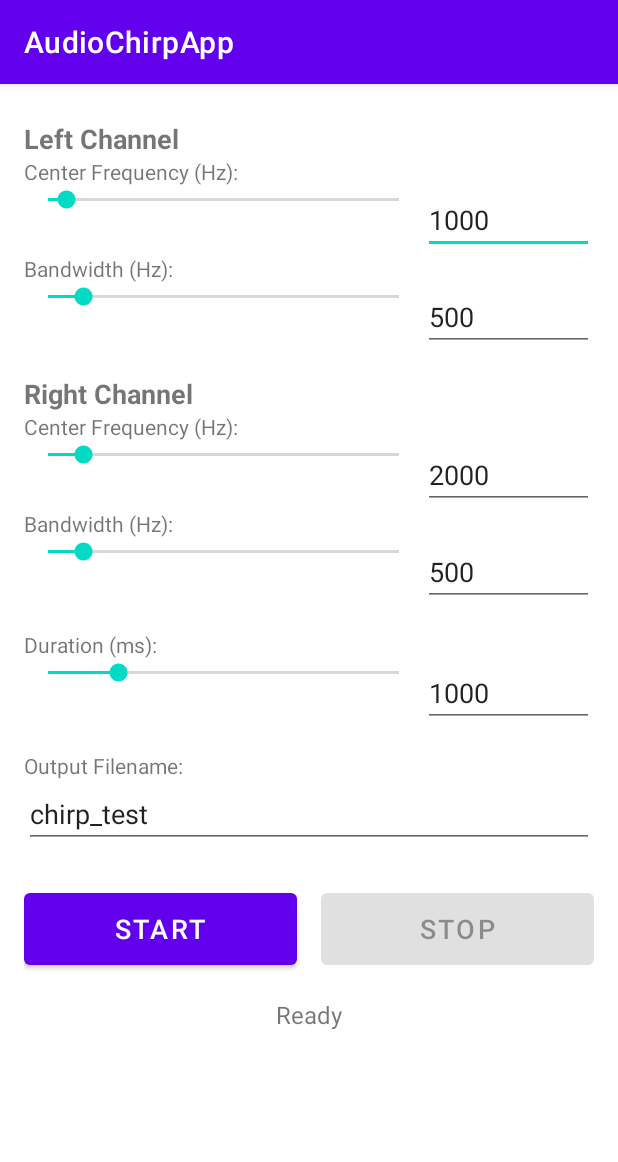
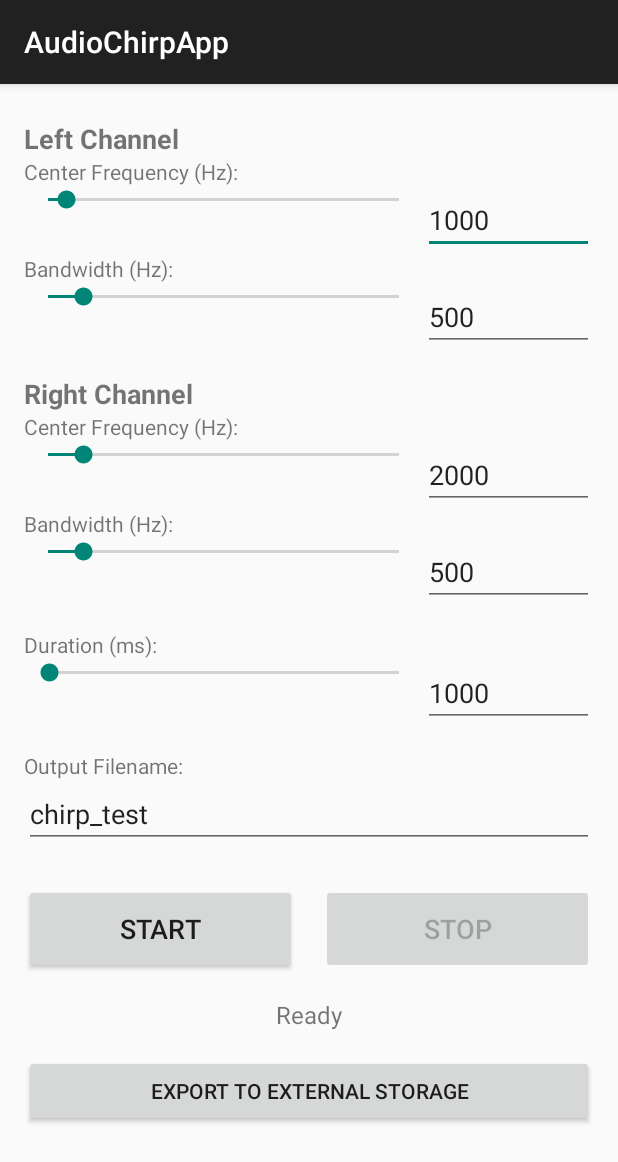
Before and after one commit to tanmay-1srivastava/diet_monitoring, an Android app: the screen it shows after launch (MainActivity), after a tap on "START", on a phone screen of 412 x 824 dp. Shown: the top 1162 px of the screen. Run offline under Robolectric (Android 15) with nearby library versions, the phone set to English and light mode, and no system bars.

Commit message:
added save button and sync files

```diff
--- a/app/src/main/java/com/example/audiochirpapp/AudioPlayer.java
+++ b/app/src/main/java/com/example/audiochirpapp/AudioPlayer.java
@@ -13,6 +13,16 @@
     private static final int SAMPLE_RATE = 44100; // 44.1kHz
     private AudioTrack audioTrack;
     private boolean isPlaying = false;
+    private DataManager dataManager;
+
+    /**
+     * Sets the DataManager for saving transmitted signals
+     *
+     * @param dataManager DataManager instance to use
+     */
+    public void setDataManager(DataManager dataManager) {
+        this.dataManager = dataManager;
+    }
 
     /**
      * Plays a chirp with different parameters for left and right channels
@@ -35,6 +45,11 @@
                 rightParams.getStartFrequency(),
                 rightParams.getEndFrequency(),
                 rightParams.getDuration());
+
+        // Save the transmitted signal if DataManager is available
+        if (dataManager != null) {
+            dataManager.saveTransmittedData(leftSamples, rightSamples);
+        }
 
         // Interleave samples for stereo output
         short[] stereoSamples = AudioUtils.interleave(leftSamples, rightSamples);
--- a/app/src/main/java/com/example/audiochirpapp/DataManager.java
+++ b/app/src/main/java/com/example/audiochirpapp/DataManager.java
@@ -1,6 +1,6 @@
 package com.example.audiochirpapp;
 
-import android.os.Environment;
+import android.content.Context;
 import android.util.Log;
 
 import java.io.File;
@@ -17,12 +17,26 @@
     private static final String TAG = "DataManager";
     private static final String DIRECTORY_NAME = "AudioChirpData";
 
+    private Context context;
     private String baseFilename;
     private File chirpParamsFile;
     private File recordedDataFile;
+    private File transmittedDataFile;
     private FileWriter chirpParamsWriter;
     private FileWriter recordedDataWriter;
+    private FileWriter transmittedDataWriter;
     private long startTimeMs;
+    private SimpleDateFormat timestampFormat;
+
+    /**
+     * Constructor with context
+     * @param context Application context for accessing internal storage
+     */
+    public DataManager(Context context) {
+        this.context = context;
+        // Format for absolute timestamps with milliseconds
+        this.timestampFormat = new SimpleDateFormat("yyyy-MM-dd HH:mm:ss.SSS", Locale.US);
+    }
 
     /**
      * Initializes the data manager with base filename
@@ -33,8 +47,8 @@
         this.baseFilename = baseFilename;
         this.startTimeMs = System.currentTimeMillis();
 
-        // Create directory if it doesn't exist
-        File directory = new File(Environment.getExternalStorageDirectory(), DIRECTORY_NAME);
+        // Use internal storage instead of external storage
+        File directory = new File(context.getFilesDir(), DIRECTORY_NAME);
         if (!directory.exists()) {
             if (!directory.mkdirs()) {
                 Log.e(TAG, "Failed to create directory: " + directory.getAbsolutePath());
@@ -48,15 +62,20 @@
         // Create output files
         chirpParamsFile = new File(directory, baseFilename + "_params_" + timestamp + ".csv");
         recordedDataFile = new File(directory, baseFilename + "_recording_" + timestamp + ".csv");
+        transmittedDataFile = new File(directory, baseFilename + "_transmitted_" + timestamp + ".csv");
 
         try {
             // Initialize writers
             chirpParamsWriter = new FileWriter(chirpParamsFile);
             recordedDataWriter = new FileWriter(recordedDataFile);
+            transmittedDataWriter = new FileWriter(transmittedDataFile);
 
-            // Write headers
+            // Write headers with absolute timestamp columns
             chirpParamsWriter.write("timestamp,eventType,leftFreq,leftBw,rightFreq,rightBw,duration\n");
-            recordedDataWriter.write("relativeTimeMs,audioValue\n");
+            recordedDataWriter.write("absoluteTime,relativeTimeMs,audioValue\n");
+            transmittedDataWriter.write("absoluteTime,relativeTimeMs,leftValue,rightValue\n");
+
+            Log.i(TAG, "Files created in: " + directory.getAbsolutePath());
 
         } catch (IOException e) {
             Log.e(TAG, "Error initializing file writers", e);
@@ -75,7 +94,7 @@
         }
 
         try {
-            String timestamp = new SimpleDateFormat("yyyy-MM-dd HH:mm:ss.SSS", Locale.US).format(new Date());
+            String timestamp = timestampFormat.format(new Date());
             String line = String.format(Locale.US, "%s,CHIRP,%d,%d,%d,%d,%d\n",
                     timestamp,
                     leftParams.getCenterFrequency(),
@@ -89,6 +108,49 @@
 
         } catch (IOException e) {
             Log.e(TAG, "Error writing chirp parameters", e);
+        }
+    }
+
+    /**
+     * Saves transmitted audio data to CSV
+     *
+     * @param leftChannel Left channel audio data
+     * @param rightChannel Right channel audio data
+     */
+    public void saveTransmittedData(short[] leftChannel, short[] rightChannel) {
+        if (transmittedDataWriter == null) {
+            return;
+        }
+
+        try {
+            long currentTimeMs = System.currentTimeMillis();
+            long relativeTimeMs = currentTimeMs - startTimeMs;
+
+            StringBuilder sb = new StringBuilder();
+
+            // Save all samples
+            int length = Math.min(leftChannel.length, rightChannel.length);
+            for (int i = 0; i < length; i++) {
+                // Calculate precise timestamp for each sample
+                long sampleTimeMs = relativeTimeMs + i * 1000 / 44100;
+                long absoluteTimeMs = startTimeMs + sampleTimeMs;
+                String absoluteTime = timestampFormat.format(new Date(absoluteTimeMs));
+
+                sb.append(absoluteTime)
+                        .append(",")
+                        .append(sampleTimeMs)
+                        .append(",")
+                        .append(leftChannel[i])
+                        .append(",")
+                        .append(rightChannel[i])
+                        .append("\n");
+            }
+
+            transmittedDataWriter.write(sb.toString());
+            transmittedDataWriter.flush();
+
+        } catch (IOException e) {
+            Log.e(TAG, "Error writing transmitted data", e);
         }
     }
 
@@ -115,8 +177,12 @@
                 if (i < data.length) {
                     // Calculate precise timestamp for each sample
                     long sampleTimeMs = relativeTimeMs + i * 1000 / 44100;
+                    long absoluteTimeMs = currentTimeMs + (i * 1000 / 44100);
+                    String absoluteTime = timestampFormat.format(new Date(absoluteTimeMs));
 
-                    sb.append(sampleTimeMs)
+                    sb.append(absoluteTime)
+                            .append(",")
+                            .append(sampleTimeMs)
                             .append(",")
                             .append(data[i])
                             .append("\n");
@@ -146,6 +212,11 @@
                 recordedDataWriter = null;
             }
 
+            if (transmittedDataWriter != null) {
+                transmittedDataWriter.close();
+                transmittedDataWriter = null;
+            }
+
         } catch (IOException e) {
             Log.e(TAG, "Error closing file writers", e);
         }
@@ -157,7 +228,7 @@
      * @return Path to output directory
      */
     public String getOutputDirectory() {
-        File directory = new File(Environment.getExternalStorageDirectory(), DIRECTORY_NAME);
+        File directory = new File(context.getFilesDir(), DIRECTORY_NAME);
         return directory.getAbsolutePath();
     }
 }
--- a/app/src/main/res/layout/activity_main.xml
+++ b/app/src/main/res/layout/activity_main.xml
@@ -156,7 +156,7 @@
                 android:layout_width="0dp"
                 android:layout_height="wrap_content"
                 android:layout_weight="0.7"
-                android:max="5000"
+                android:max="300000"
                 android:progress="1000" />
 
             <EditText
@@ -218,5 +218,13 @@
             android:text="Ready"
             android:textSize="16sp" />
 
+        <!-- Export to External Storage button -->
+        <Button
+            android:id="@+id/exportButton"
+            android:layout_width="match_parent"
+            android:layout_height="wrap_content"
+            android:layout_marginTop="16dp"
+            android:text="Export to External Storage" />
+
     </LinearLayout>
 </ScrollView>
--- a/app/src/main/res/xml/file_paths.xml
+++ b/app/src/main/res/xml/file_paths.xml
@@ -0,0 +1,4 @@
+<?xml version="1.0" encoding="utf-8"?>
+<paths>
+    <files-path name="audio_files" path="AudioChirpData/" />
+</paths>
```
Also changed, not shown: app/src/main/AndroidManifest.xml (+12 -1 lines), app/src/main/java/com/example/audiochirpapp/MainActivity.java (+104 -3 lines).
